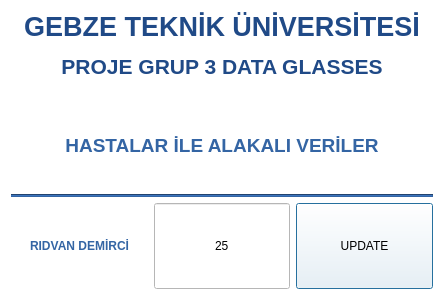
Above: hasta.ui from ridvan106/proje3-Qt before the change. Below: the same form after it.
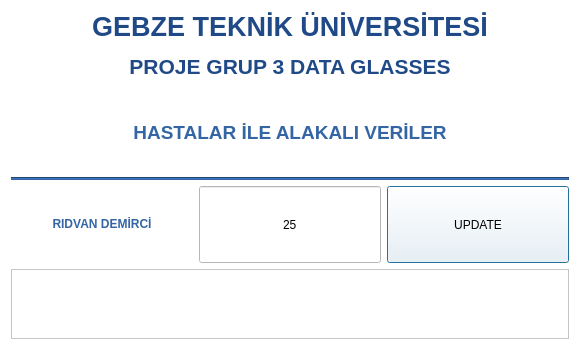
That is the form after the change.

What changed in the file:
```diff
--- a/hasta.ui
+++ b/hasta.ui
@@ -6,10 +6,16 @@
    <rect>
     <x>0</x>
     <y>0</y>
-    <width>400</width>
-    <height>300</height>
+    <width>580</width>
+    <height>350</height>
    </rect>
   </property>
+  <property name="sizePolicy">
+   <sizepolicy hsizetype="Preferred" vsizetype="Expanding">
+    <horstretch>0</horstretch>
+    <verstretch>0</verstretch>
+   </sizepolicy>
+  </property>
   <property name="windowTitle">
    <string>Dialog</string>
   </property>
@@ -146,6 +152,47 @@
      </item>
     </layout>
    </item>
+   <item>
+    <layout class="QVBoxLayout" name="verticalLayout_4">
+     <item>
+      <widget class="QTableWidget" name="isimler">
+       <property name="sizePolicy">
+        <sizepolicy hsizetype="Preferred" vsizetype="Fixed">
+         <horstretch>0</horstretch>
+         <verstretch>0</verstretch>
+        </sizepolicy>
+       </property>
+       <property name="minimumSize">
+        <size>
+         <width>0</width>
+         <height>0</height>
+        </size>
+       </property>
+       <property name="maximumSize">
+        <size>
+         <width>16777215</width>
+         <height>16777215</height>
+        </size>
+       </property>
+       <property name="autoFillBackground">
+        <bool>false</bool>
+       </property>
+       <property name="verticalScrollBarPolicy">
+        <enum>Qt::ScrollBarAlwaysOff</enum>
+       </property>
+       <property name="sizeAdjustPolicy">
+        <enum>QAbstractScrollArea::AdjustToContents</enum>
+       </property>
+       <property name="autoScroll">
+        <bool>false</bool>
+       </property>
+       <property name="wordWrap">
+        <bool>false</bool>
+       </property>
+      </widget>
+     </item>
+    </layout>
+   </item>
   </layout>
  </widget>
  <resources/>
```
